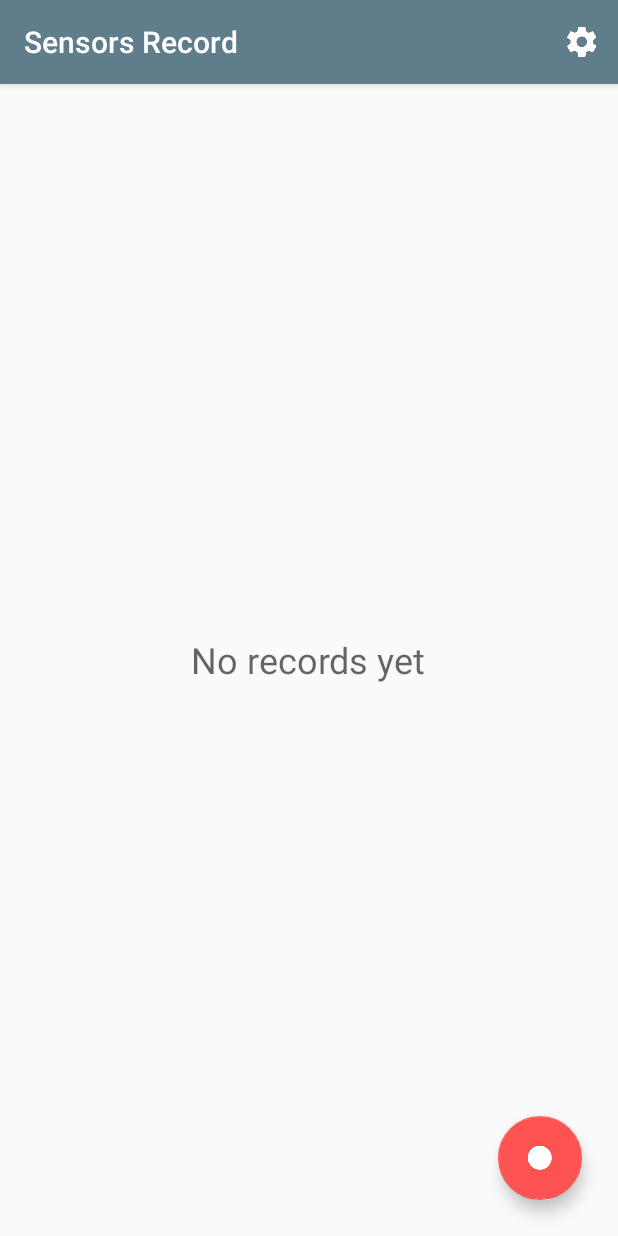
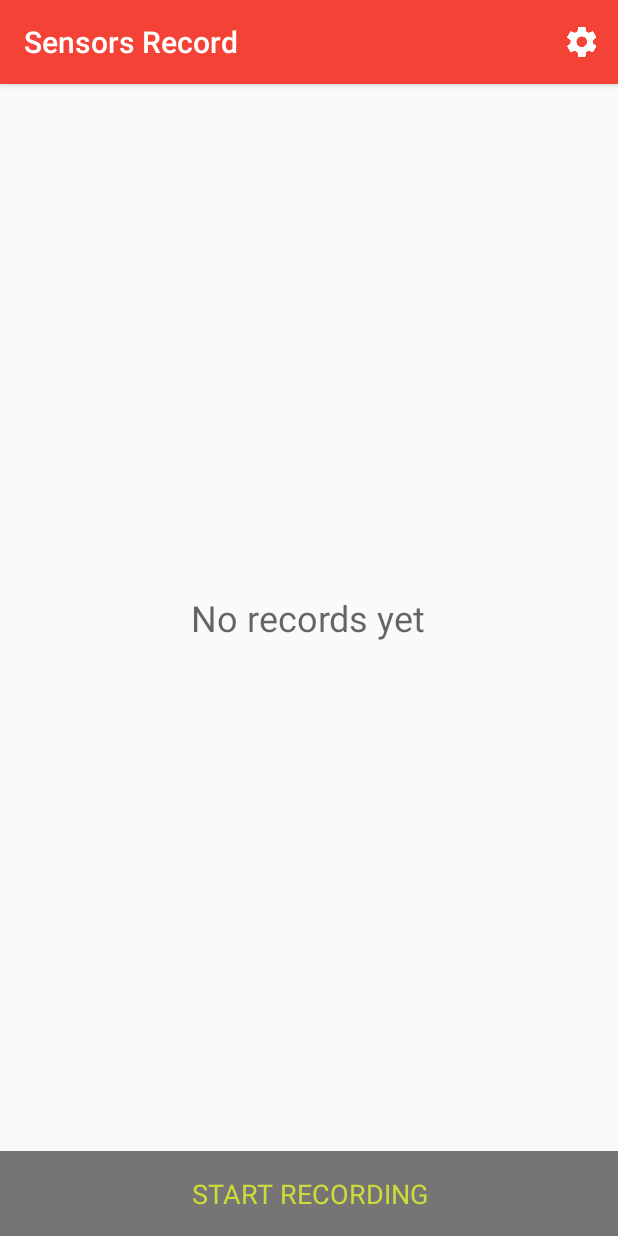
Before and after one commit to mrwojtek/sens-rec, an Android app: the screen it shows after launch (SensorsRecordActivity), on a phone screen of 412 x 824 dp. Run offline under Robolectric (Android 15) with nearby library versions, the phone set to English and light mode, and no system bars.

Commit message:
Introduce new recording control buttons

```diff
--- a/app/src/main/java/pl/mrwojtek/sensrec/app/RecordingFragment.java
+++ b/app/src/main/java/pl/mrwojtek/sensrec/app/RecordingFragment.java
@@ -73,6 +73,9 @@ public class RecordingFragment extends Fragment implements SensorsRecorder.OnRec
     protected TextView networkStatusText;
 
     protected List<RecordingView> recordings = new ArrayList<>();
+
+    protected boolean active;
+    protected boolean paused;
 
     @Override
     public void onAttach(Context context) {
@@ -150,20 +153,17 @@ public class RecordingFragment extends Fragment implements SensorsRecorder.OnRec
     @Override
     public void onStarted() {
         recordingClockRed = true;
-        activity.updateRecordingState();
         uiHandler.removeCallbacks(recordingRunnable);
         recordingRunnable.run();
     }
 
     @Override
     public void onStopped() {
-        activity.updateRecordingState();
         updateRecordingClock();
     }
 
     @Override
     public void onPaused() {
-        activity.updateRecordingState();
         updateRecordingClock();
     }
 
--- a/app/src/main/java/pl/mrwojtek/sensrec/app/SensorsRecordActivity.java
+++ b/app/src/main/java/pl/mrwojtek/sensrec/app/SensorsRecordActivity.java
@@ -19,30 +19,37 @@
 
 package pl.mrwojtek.sensrec.app;
 
+import android.animation.Animator;
+import android.animation.AnimatorListenerAdapter;
 import android.content.Intent;
 import android.content.res.ColorStateList;
 import android.os.Bundle;
-import android.support.design.widget.FloatingActionButton;
-import android.support.v4.content.ContextCompat;
 import android.support.v7.app.AppCompatActivity;
 import android.view.Menu;
 import android.view.MenuItem;
 import android.view.View;
+import android.widget.TextView;
 
 import pl.mrwojtek.sensrec.SensorsRecorder;
 
 /**
  * Main activity for this application.
  */
-public class SensorsRecordActivity extends AppCompatActivity {
+public class SensorsRecordActivity extends AppCompatActivity implements
+        SensorsRecorder.OnRecordingListener {
 
     private static final String TAG = "SensRec";
 
-    protected FloatingActionButton stopFloat;
-    protected FloatingActionButton recordFloat;
-    protected ColorStateList recordFloatColor;
-    protected ColorStateList recordFloatBackgroundColor;
+    protected TextView stopText;
+    protected TextView pauseText;
+    protected TextView startText;
+    protected TextView restartText;
+    protected View stopPauseLayout;
+
     protected SensorsRecorder recorder;
+
+    protected boolean active;
+    protected boolean paused;
 
     public SensorsRecorder getRecorder() {
         return recorder;
@@ -63,32 +70,52 @@ public class SensorsRecordActivity extends AppCompatActivity {
 
         recorder = RecordingService.getRecorder(this);
 
-        stopFloat = (FloatingActionButton) findViewById(R.id.stop_float);
-        stopFloat.setOnClickListener(new View.OnClickListener() {
+        stopPauseLayout = findViewById(R.id.stop_pause_layout);
+
+        stopText = (TextView) findViewById(R.id.stop_button);
+        stopText.setOnClickListener(new View.OnClickListener() {
             @Override
             public void onClick(View v) {
                 stopRecording();
             }
         });
 
-        recordFloatColor = ContextCompat.getColorStateList(this, R.color.record_float);
-        recordFloatBackgroundColor =
-                ContextCompat.getColorStateList(this, R.color.record_float_background);
-        recordFloat = (FloatingActionButton) findViewById(R.id.record_float);
-        recordFloat.setOnClickListener(new View.OnClickListener() {
+        pauseText = (TextView) findViewById(R.id.pause_button);
+        pauseText.setOnClickListener(new View.OnClickListener() {
             @Override
-            public void onClick(View view) {
-                if (recorder.isActive()) {
-                    if (recorder.isPaused()) {
-                        startRecording();
-                    } else {
-                        pauseRecording();
-                    }
-                } else {
-                    startRecording();
-                }
+            public void onClick(View v) {
+                pauseRecording();
             }
         });
+
+        restartText = (TextView) findViewById(R.id.restart_button);
+        restartText.setOnClickListener(new View.OnClickListener() {
+            @Override
+            public void onClick(View v) {
+                startRecording();
+            }
+        });
+
+        startText = (TextView) findViewById(R.id.start_button);
+        startText.setOnClickListener(new View.OnClickListener() {
+            @Override
+            public void onClick(View v) {
+                startRecording();
+            }
+        });
+    }
+
+    @Override
+    protected void onStart() {
+        super.onStart();
+        recorder.addOnRecordingListener(this, false);
+        updateRecordingState(false);
+    }
+
+    @Override
+    protected void onStop() {
+        super.onStop();
+        recorder.removeOnRecordingListener(this);
     }
 
     @Override
@@ -107,27 +134,70 @@ public class SensorsRecordActivity extends AppCompatActivity {
         return super.onOptionsItemSelected(item);
     }
 
-    protected void updateRecordingState() {
-        int[] state;
+    @Override
+    public void onStarted() {
+        updateRecordingState(true);
+    }
 
-        if (recorder.isActive()) {
-            stopFloat.setVisibility(View.VISIBLE);
-            if (recorder.isPaused()) {
-                state = new int[]{R.attr.recording_paused};
-            } else {
-                state = new int[]{R.attr.recording_active};
-            }
+    @Override
+    public void onStopped() {
+        updateRecordingState(true);
+    }
+
+    @Override
+    public void onPaused() {
+        updateRecordingState(true);
+    }
+
+    @Override
+    public void onOutput(boolean saving, boolean streaming) {
+        // Ignore
+    }
+
+    protected void updateRecordingState(boolean animate) {
+        if (recorder.isActive() && active) {
+            updatePausedState(animate);
+        } else if (recorder.isActive() && !active) {
+            active = true;
+            animateShow(stopPauseLayout, animate);
+            animateHide(startText, animate);
+            updatePausedState(false);
+        } else if (!recorder.isActive() && active) {
+            active = false;
+            animateHide(stopPauseLayout, animate);
+            animateShow(startText, animate);
+        }
+    }
+
+    protected void updatePausedState(boolean animate) {
+        if (recorder.isPaused() && !paused) {
+            paused = true;
+            animateShow(restartText, animate);
+            animateHide(pauseText, animate);
+        } else if (!recorder.isPaused() && paused){
+            paused = false;
+            animateHide(restartText, animate);
+            animateShow(pauseText, animate);
+        }
+    }
+
+    private void animateShow(View view, boolean animate) {
+        view.setVisibility(View.VISIBLE);
+        view.setAlpha(1.0f);
+    }
+
+    private void animateHide(final View view, boolean animate) {
+        if (animate) {
+            view.bringToFront();
+            view.animate().alpha(0.0f).setListener(new AnimatorListenerAdapter() {
+                @Override
+                public void onAnimationEnd(Animator animation) {
+                    view.setVisibility(View.GONE);
+                }
+            });
         } else {
-            stopFloat.setVisibility(View.GONE);
-            state = new int[]{};
+            view.setVisibility(View.GONE);
         }
-
-        recordFloat.setImageState(state, false);
-        recordFloat.setBackgroundTintList(ColorStateList.valueOf(
-                recordFloatBackgroundColor.getColorForState(state,
-                recordFloatBackgroundColor.getDefaultColor())));
-        recordFloat.setColorFilter(recordFloatColor.getColorForState(state,
-                recordFloatColor.getDefaultColor()));
     }
 
     protected void startRecording() {
@@ -143,5 +213,4 @@ public class SensorsRecordActivity extends AppCompatActivity {
     protected void pauseRecording() {
         recorder.pause();
     }
-
 }
--- a/app/src/main/res/color/record_float.xml
+++ /dev/null
@@ -1,9 +0,0 @@
-<?xml version="1.0" encoding="utf-8"?>
-<selector
-    xmlns:android="http://schemas.android.com/apk/res/android"
-    xmlns:app="http://schemas.android.com/apk/res-auto" >
-
-    <item android:color="@color/colorAccent" app:recording_active="true" />
-    <item android:color="@android:color/white" />
-
-</selector>
--- a/app/src/main/res/color/record_float_background.xml
+++ /dev/null
@@ -1,9 +0,0 @@
-<?xml version="1.0" encoding="utf-8"?>
-<selector
-    xmlns:android="http://schemas.android.com/apk/res/android"
-    xmlns:app="http://schemas.android.com/apk/res-auto" >
-
-    <item android:color="@android:color/white" app:recording_active="true" />
-    <item android:color="@color/colorAccent" />
-
-</selector>
--- a/app/src/main/res/drawable/ic_record_float.xml
+++ /dev/null
@@ -1,10 +0,0 @@
-<?xml version="1.0" encoding="utf-8"?>
-<selector
-    xmlns:android="http://schemas.android.com/apk/res/android"
-    xmlns:app="http://schemas.android.com/apk/res-auto">
-
-    <item android:drawable="@drawable/ic_fiber_manual_record_white_24dp" app:recording_paused="true" />
-    <item android:drawable="@drawable/ic_pause_white_24dp" app:recording_active="true" />
-    <item android:drawable="@drawable/ic_fiber_manual_record_white_24dp" />
-
-</selector>
--- /dev/null
+++ b/app/src/main/res/drawable/recording_pause_button_background.xml
@@ -0,0 +1,8 @@
+<?xml version="1.0" encoding="utf-8"?>
+<selector xmlns:android="http://schemas.android.com/apk/res/android" >
+
+    <item android:drawable="@color/colorAccent" android:state_pressed="true" />
+    <item android:drawable="@color/colorAccent" android:state_focused="true" />
+    <item android:drawable="@color/material_grey_300" />
+
+</selector>
--- /dev/null
+++ b/app/src/main/res/drawable/recording_restart_button_background.xml
@@ -0,0 +1,8 @@
+<?xml version="1.0" encoding="utf-8"?>
+<selector xmlns:android="http://schemas.android.com/apk/res/android" >
+
+    <item android:drawable="@color/colorAccent" android:state_pressed="true" />
+    <item android:drawable="@color/colorAccent" android:state_focused="true" />
+    <item android:drawable="@color/material_grey_500" />
+
+</selector>
--- /dev/null
+++ b/app/src/main/res/drawable/recording_start_button_background.xml
@@ -0,0 +1,8 @@
+<?xml version="1.0" encoding="utf-8"?>
+<selector xmlns:android="http://schemas.android.com/apk/res/android" >
+
+    <item android:drawable="@color/colorAccent" android:state_pressed="true" />
+    <item android:drawable="@color/colorAccent" android:state_focused="true" />
+    <item android:drawable="@color/material_grey_600" />
+
+</selector>
--- /dev/null
+++ b/app/src/main/res/drawable/recording_stop_button_background.xml
@@ -0,0 +1,8 @@
+<?xml version="1.0" encoding="utf-8"?>
+<selector xmlns:android="http://schemas.android.com/apk/res/android" >
+
+    <item android:drawable="@color/colorAccent" android:state_pressed="true" />
+    <item android:drawable="@color/colorAccent" android:state_focused="true" />
+    <item android:drawable="@color/material_grey_400" />
+
+</selector>
--- a/app/src/main/res/layout/record_recording.xml
+++ b/app/src/main/res/layout/record_recording.xml
@@ -6,7 +6,6 @@
     android:layout_height="wrap_content" >
 
     <TextView
-        xmlns:android="http://schemas.android.com/apk/res/android"
         style="@style/TextAppearance.AppCompat.Subhead"
         android:id="@+id/name_text"
         android:layout_width="match_parent"
@@ -15,7 +14,6 @@
         android:padding="8dp" />
 
     <TextView
-        xmlns:android="http://schemas.android.com/apk/res/android"
         style="@style/TextAppearance.AppCompat.Small"
         android:id="@+id/value_text"
         android:layout_width="match_parent"
--- a/app/src/main/res/layout/records_fragment.xml
+++ b/app/src/main/res/layout/records_fragment.xml
@@ -6,12 +6,9 @@
     android:animateLayoutChanges="true" >
 
     <android.support.v7.widget.RecyclerView
-        xmlns:android="http://schemas.android.com/apk/res/android"
         android:id="@+id/records_recycler"
         android:layout_width="match_parent"
         android:layout_height="match_parent"
-        android:paddingTop="8dp"
-        android:paddingBottom="8dp"
         android:scrollbars="vertical" />
 
     <TextView
--- a/app/src/main/res/layout/sensors_record_activity.xml
+++ b/app/src/main/res/layout/sensors_record_activity.xml
@@ -1,40 +1,76 @@
 <?xml version="1.0" encoding="utf-8"?>
-<android.support.design.widget.CoordinatorLayout
+<RelativeLayout
     xmlns:android="http://schemas.android.com/apk/res/android"
     xmlns:tools="http://schemas.android.com/tools"
-    xmlns:app="http://schemas.android.com/apk/res-auto"
-    android:orientation="vertical"
     android:layout_width="match_parent"
     android:layout_height="match_parent"
-    android:fitsSystemWindows="true"
     tools:context="pl.mrwojtek.sensrec.app.SensorsRecordActivity" >
+
+    <FrameLayout
+        android:id="@+id/recording_buttons_layout"
+        android:layout_width="match_parent"
+        android:layout_height="wrap_content"
+        android:layout_alignParentBottom="true" >
+
+        <LinearLayout
+            android:id="@+id/stop_pause_layout"
+            android:orientation="horizontal"
+            android:layout_width="match_parent"
+            android:layout_height="wrap_content"
+            android:visibility="gone" >
+
+            <TextView
+                style="@style/RecordingButtonTextView"
+                android:id="@+id/stop_button"
+                android:layout_width="match_parent"
+                android:layout_height="wrap_content"
+                android:layout_weight="1"
+                android:text="@string/record_stop"
+                android:background="@drawable/recording_stop_button_background" />
+
+            <FrameLayout
+                android:layout_width="match_parent"
+                android:layout_height="wrap_content"
+                android:layout_weight="1" >
+
+                <TextView
+                    style="@style/RecordingButtonTextView"
+                    android:id="@+id/pause_button"
+                    android:layout_width="match_parent"
+                    android:layout_height="wrap_content"
+                    android:text="@string/record_pause"
+                    android:background="@drawable/recording_pause_button_background" />
+
+                <TextView
+                    style="@style/RecordingButtonTextView"
+                    android:id="@+id/restart_button"
+                    android:layout_width="match_parent"
+                    android:layout_height="wrap_content"
+                    android:text="@string/record_restart"
+                    android:textColor="@color/colorAccent"
+                    android:background="@drawable/recording_restart_button_background"
+                    android:visibility="gone" />
+
+            </FrameLayout>
+
+        </LinearLayout>
+
+        <TextView
+            style="@style/RecordingButtonTextView"
+            android:id="@+id/start_button"
+            android:layout_width="match_parent"
+            android:layout_height="wrap_content"
+            android:text="@string/record_start"
+            android:textColor="@color/colorAccent"
+            android:background="@drawable/recording_start_button_background" />
+
+    </FrameLayout>
 
     <LinearLayout
         android:id="@+id/container"
+        android:orientation="vertical"
         android:layout_width="match_parent"
-        android:layout_height="match_parent" />
+        android:layout_height="match_parent"
+        android:layout_above="@id/recording_buttons_layout" />
 
-    <android.support.design.widget.FloatingActionButton
-        android:id="@+id/record_float"
-        android:layout_width="wrap_content"
-        android:layout_height="wrap_content"
-        android:layout_marginBottom="@dimen/fab_margin"
-        android:layout_marginRight="@dimen/fab_margin"
-        android:layout_gravity="bottom|right"
-        android:clickable="true"
-        android:src="@drawable/ic_record_float" />
-
-    <android.support.design.widget.FloatingActionButton
-        android:id="@+id/stop_float"
-        android:layout_width="wrap_content"
-        android:layout_height="wrap_content"
-        android:layout_gravity="bottom|right"
-        android:layout_marginBottom="@dimen/fab_margin"
-        android:layout_marginRight="@dimen/secondary_fab_margin"
-        android:clickable="true"
-        android:src="@drawable/ic_stop_white_24dp"
-        android:tint="@color/colorAccent"
-        app:backgroundTint="@android:color/white"
-        android:visibility="gone" />
-
-</android.support.design.widget.CoordinatorLayout>
+</RelativeLayout>
--- a/app/src/main/res/values/colors.xml
+++ b/app/src/main/res/values/colors.xml
@@ -1,13 +1,28 @@
 <?xml version="1.0" encoding="utf-8"?>
 <resources>
+
+    <color name="material_grey_100">#F5F5F5</color>
+    <color name="material_grey_200">#EEEEEE</color>
+    <color name="material_grey_300">#E0E0E0</color>
+    <color name="material_grey_400">#BDBDBD</color>
+    <color name="material_grey_500">#9E9E9E</color>
+    <color name="material_grey_600">#757575</color>
 
     <color name="material_blue_grey_500">#607D8B</color>
     <color name="material_blue_grey_700">#455A64</color>
     <color name="material_red_A200">#FF5252</color>
 
-    <color name="colorPrimary">@color/material_blue_grey_500</color>
-    <color name="colorPrimaryDark">@color/material_blue_grey_700</color>
-    <color name="colorAccent">@color/material_red_A200</color>
+    <color name="material_red_500">#F44336</color>
+    <color name="material_red_700">#D32F2F</color>
+    <color name="material_lime_100">#F0F4C3</color>
+    <color name="material_lime_200">#E6EE9C</color>
+    <color name="material_lime_500">#CDDC39</color>
+    <color name="material_lime_700">#AFB42B</color>
+    <color name="material_light_green_500">#8BC34A</color>
+
+    <color name="colorPrimary">@color/material_red_500</color>
+    <color name="colorPrimaryDark">@color/material_red_700</color>
+    <color name="colorAccent">@color/material_lime_500</color>
 
     <color name="colorTextPrimary">#DE000000</color>
     <color name="colorTextSecondary">#8A000000</color>
--- a/app/src/main/res/values/strings.xml
+++ b/app/src/main/res/values/strings.xml
@@ -22,6 +22,7 @@
     <string name="record_notification_clock">Recording %1$02d:%2$02d:%3$02d</string>
     <string name="record_file_caption">File</string>
     <string name="record_network_caption">Network</string>
+    <string name="record_start">Start Recording</string>
     <string name="record_restart">Re-start</string>
     <string name="record_stop">Stop</string>
     <string name="record_pause">Pause</string>
--- a/app/src/main/res/values/styles.xml
+++ b/app/src/main/res/values/styles.xml
@@ -61,6 +61,15 @@
         <item name="android:paddingLeft">4dp</item>
     </style>
 
+    <style name="RecordingButtonTextView" >
+        <item name="android:gravity">center_horizontal</item>
+        <item name="android:padding">16dp</item>
+        <item name="android:textAllCaps">true</item>
+        <item name="android:textAppearance">?android:attr/textAppearanceMedium</item>
+        <item name="android:textColor">?android:attr/textColorPrimary</item>
+        <!-- <item name="android:textColor">@color/material_lime_700</item> -->
+    </style>
+
     <style name="ListFallback" parent="@style/TextAppearance.AppCompat.Headline" >
         <item name="android:textColor">?android:attr/textColorSecondary</item>
     </style>
```
